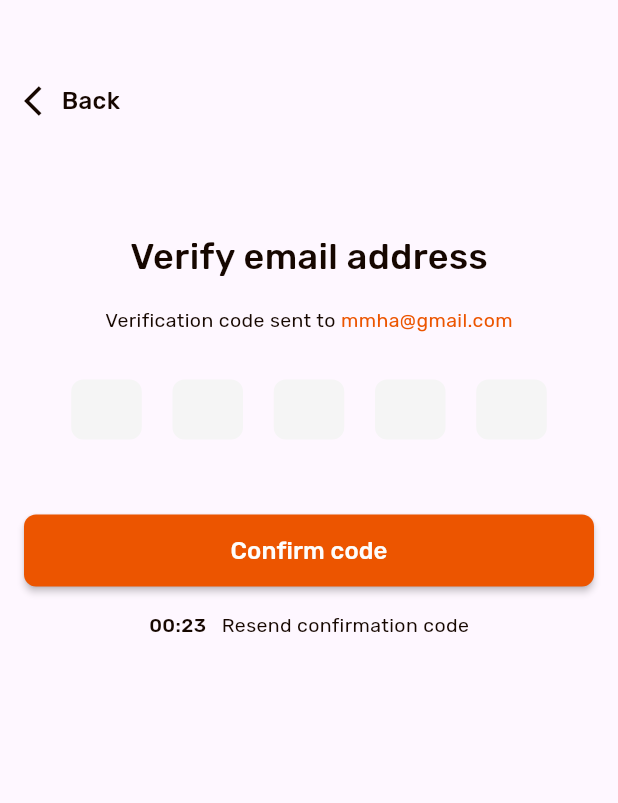
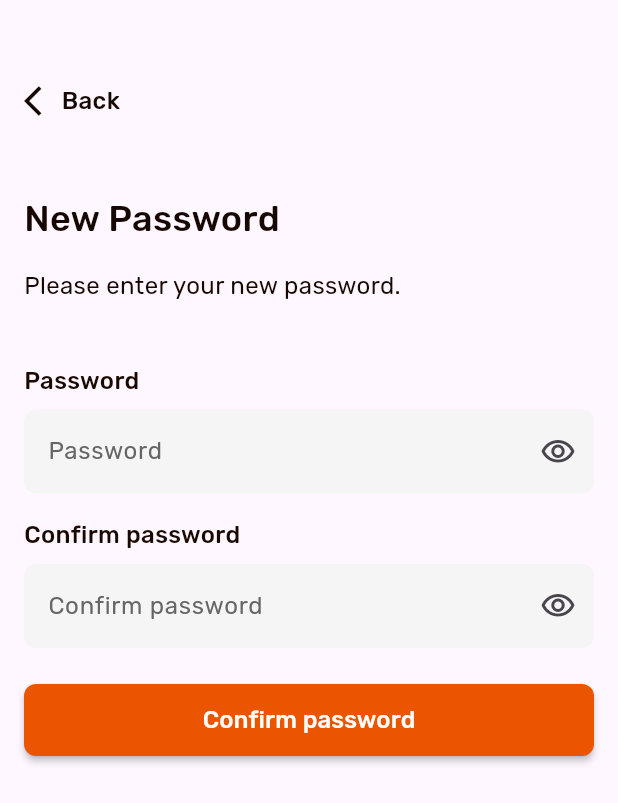
Before and after one commit to Bablu521/Restaurant-App-Flutter, a Flutter app: the OTPVerificationView screen opened by its route, after a tap on "Confirm code", on a phone screen of 412 x 824 dp. Shown: the top 803 px of the screen. Run offline on Flutter 3.47's test engine with Material 3 defaults, Android fonts, the light colour scheme and no system bars; drawn by our look-alikes of pin_code_fields.

Commit message:
build reset password view

```diff
--- a/lib/features/auth/presentation/views/components/log_in_view_widgets/log_in_view_body.dart
+++ b/lib/features/auth/presentation/views/components/log_in_view_widgets/log_in_view_body.dart
@@ -61,7 +61,8 @@ class _LogInViewBodyState extends State<LogInViewBody> {
                         setState(() {});
                       },
                       icon: Icon(
-                        hidePassword ? Icons.visibility : Icons.visibility_off,
+                        hidePassword ? Icons.visibility_outlined
+                            : Icons.visibility_off_outlined,
                       ),
                     ),
                   ),
--- a/lib/features/auth/presentation/views/components/otp_verification_view_widegets/otp_verification_view_body.dart
+++ b/lib/features/auth/presentation/views/components/otp_verification_view_widegets/otp_verification_view_body.dart
@@ -1,27 +1,26 @@
 import 'package:flutter/material.dart';
-import 'package:pin_code_fields/pin_code_fields.dart';
+import 'package:restaurant_app_flutter/core/routes/app_router.dart';
 import 'package:restaurant_app_flutter/core/utils/assets.dart';
 import 'package:restaurant_app_flutter/core/utils/colors.dart';
 import 'package:restaurant_app_flutter/core/utils/styles.dart';
 import 'package:restaurant_app_flutter/core/widgets/custom_back_app_bar.dart';
 import 'package:restaurant_app_flutter/core/widgets/custom_button.dart';
+import 'package:restaurant_app_flutter/features/auth/presentation/views/components/otp_verification_view_widegets/pin_code_fields.dart';
 import 'package:restaurant_app_flutter/features/auth/presentation/views/components/otp_verification_view_widegets/resend_timer_section.dart';
 
 class OTPVerificationViewBody extends StatefulWidget {
-
   const OTPVerificationViewBody({super.key});
 
   @override
-  State<OTPVerificationViewBody> createState() => _OTPVerificationViewBodyState();
+  State<OTPVerificationViewBody> createState() =>
+      _OTPVerificationViewBodyState();
 }
 
 class _OTPVerificationViewBodyState extends State<OTPVerificationViewBody> {
   final TextEditingController otpController = TextEditingController();
+  String otp = "";
   @override
-  void dispose() {
-    super.dispose();
-    otpController.dispose();
-  }
+
 
   @override
   Widget build(BuildContext context) {
@@ -60,28 +59,11 @@ class _OTPVerificationViewBodyState extends State<OTPVerificationViewBody> {
                     ],
                   ),
                   SizedBox(height: 30),
-                  SizedBox(
-                    height: 40,
-                    child: PinCodeTextField(
-                      appContext: context,
-                      controller: otpController,
-                      length: 5,
-                      keyboardType: TextInputType.number,
-                      enableActiveFill: true,
-                      pinTheme: PinTheme(
-                        shape: PinCodeFieldShape.box,
-                        fieldHeight: 40,
-                        fieldWidth: 47,
-                        selectedFillColor: AppColors.textFormFieldbg,
-                        activeFillColor: AppColors.textFormFieldbg,
-                        inactiveFillColor: AppColors.textFormFieldbg,
-                        activeColor: AppColors.textFormFieldbg,
-                        inactiveColor: AppColors.textFormFieldbg,
-                        selectedColor: AppColors.textFormFieldbg,
-                        borderRadius: BorderRadius.circular(8),
-                      ),
-                      textStyle: AppStyles.style13.copyWith(fontSize: 18),
-                    ),
+                  PinCodeFields(
+                    otpController: otpController,
+                    onChanged: (value) {
+                      otp = value;
+                    },
                   ),
                 ],
               ),
@@ -91,8 +73,9 @@ class _OTPVerificationViewBodyState extends State<OTPVerificationViewBody> {
           CustomButton(
             text: "Confirm code",
             onPressed: () {
-              print(otpController.text);
+              // print(otp);
               otpController.clear();
+              Navigator.pushNamed(context, AppRouter.resetPasswordScreen);
             },
           ),
           SizedBox(height: 16),
--- /dev/null
+++ b/lib/features/auth/presentation/views/components/otp_verification_view_widegets/pin_code_fields.dart
@@ -0,0 +1,41 @@
+import 'package:flutter/material.dart';
+import 'package:pin_code_fields/pin_code_fields.dart';
+import 'package:restaurant_app_flutter/core/utils/colors.dart';
+import 'package:restaurant_app_flutter/core/utils/styles.dart';
+
+class PinCodeFields extends StatelessWidget {
+  final TextEditingController otpController;
+  final Function(String) onChanged;
+  const PinCodeFields({super.key , required this.onChanged,required this.otpController});
+
+  @override
+  Widget build(BuildContext context) {
+    return SizedBox(
+      height: 40,
+      child: PinCodeTextField(
+        autoDisposeControllers: true,
+        controller: otpController,
+        hintCharacter: "—",
+        hintStyle: TextStyle(color: Color(0xff5B5B5B)),
+        appContext: context,
+        length: 5,
+        keyboardType: TextInputType.number,
+        enableActiveFill: true,
+        onChanged: onChanged,
+        pinTheme: PinTheme(
+          shape: PinCodeFieldShape.box,
+          fieldHeight: 40,
+          fieldWidth: 47,
+          selectedFillColor: AppColors.textFormFieldbg,
+          activeFillColor: AppColors.textFormFieldbg,
+          inactiveFillColor: AppColors.textFormFieldbg,
+          activeColor: AppColors.textFormFieldbg,
+          inactiveColor: AppColors.textFormFieldbg,
+          selectedColor: AppColors.textFormFieldbg,
+          borderRadius: BorderRadius.circular(8),
+        ),
+        textStyle: AppStyles.style13.copyWith(fontSize: 18),
+      ),
+    );
+  }
+}
--- /dev/null
+++ b/lib/features/auth/presentation/views/components/reset_password_view_widgets/reset_password_view_body.dart
@@ -0,0 +1,91 @@
+import 'package:flutter/material.dart';
+import 'package:restaurant_app_flutter/core/routes/app_router.dart';
+import 'package:restaurant_app_flutter/core/utils/colors.dart';
+import 'package:restaurant_app_flutter/core/utils/styles.dart';
+import 'package:restaurant_app_flutter/core/widgets/custom_back_app_bar.dart';
+import 'package:restaurant_app_flutter/core/widgets/custom_button.dart';
+import 'package:restaurant_app_flutter/core/widgets/custom_input_item.dart';
+
+class ResetPasswordViewBody extends StatefulWidget {
+  const ResetPasswordViewBody({super.key});
+
+  @override
+  State<ResetPasswordViewBody> createState() => _ResetPasswordViewBodyState();
+}
+
+class _ResetPasswordViewBodyState extends State<ResetPasswordViewBody> {
+  final TextEditingController passwordController = TextEditingController();
+  final TextEditingController cPasswordController = TextEditingController();
+  bool hidePassword = true;
+  bool hideCPassword = true;
+
+  @override
+  void dispose() {
+    super.dispose();
+    passwordController.dispose();
+    cPasswordController.dispose();
+  }
+
+  @override
+  Widget build(BuildContext context) {
+    return Padding(
+      padding: const EdgeInsets.symmetric(horizontal: 16),
+      child: Column(
+        crossAxisAlignment: CrossAxisAlignment.start,
+        children: [
+          SizedBox(height: 55),
+          CustomBackAppBar(),
+          SizedBox(height: 50),
+          Text("New Password", style: AppStyles.style24),
+          SizedBox(height: 16),
+          Text(
+            "Please enter your new password.",
+            style: AppStyles.style16.copyWith(
+              color: AppColors.blackTextColor2,
+              fontFamily: "Rubik-Regular",
+            ),
+          ),
+          SizedBox(height: 40),
+          CustomInputItem(
+            text: "Password",
+            controller: passwordController,
+            hintText: "Password",
+            sizedboxHeight: 16,
+            obscureText: hidePassword,
+            suffixIcon: IconButton(
+              onPressed: () {
+                hidePassword = !hidePassword;
+                setState(() {});
+              },
+              icon: Icon(
+                hidePassword ? Icons.visibility_outlined : Icons.visibility_off_outlined,
+              ),
+            ),
+          ),
+          CustomInputItem(
+            text: "Confirm password",
+            controller: cPasswordController,
+            hintText: "Confirm password",
+            sizedboxHeight: 24,
+            obscureText: hideCPassword,
+            suffixIcon: IconButton(
+              onPressed: () {
+                hideCPassword = !hideCPassword;
+                setState(() {});
+              },
+              icon: Icon(
+                hideCPassword ? Icons.visibility_outlined : Icons.visibility_off_outlined,
+              ),
+            ),
+          ),
+          CustomButton(
+            text: "Confirm password",
+            onPressed: () {
+              Navigator.pushNamed(context, AppRouter.logInScreen);
+            },
+          ),
+        ],
+      ),
+    );
+  }
+}
--- a/lib/features/auth/presentation/views/reset_password_view.dart
+++ b/lib/features/auth/presentation/views/reset_password_view.dart
@@ -1,10 +1,13 @@
 import 'package:flutter/material.dart';
+import 'package:restaurant_app_flutter/features/auth/presentation/views/components/reset_password_view_widgets/reset_password_view_body.dart';
 
 class ResetPasswordView extends StatelessWidget {
   const ResetPasswordView({super.key});
 
   @override
   Widget build(BuildContext context) {
-    return Scaffold();
+    return Scaffold(
+      body: ResetPasswordViewBody(),
+    );
   }
 }
```
Also changed, not shown: lib/features/auth/presentation/views/components/sign_up_view_widgets/sign_up_view_body.dart (+7 -4 lines).
